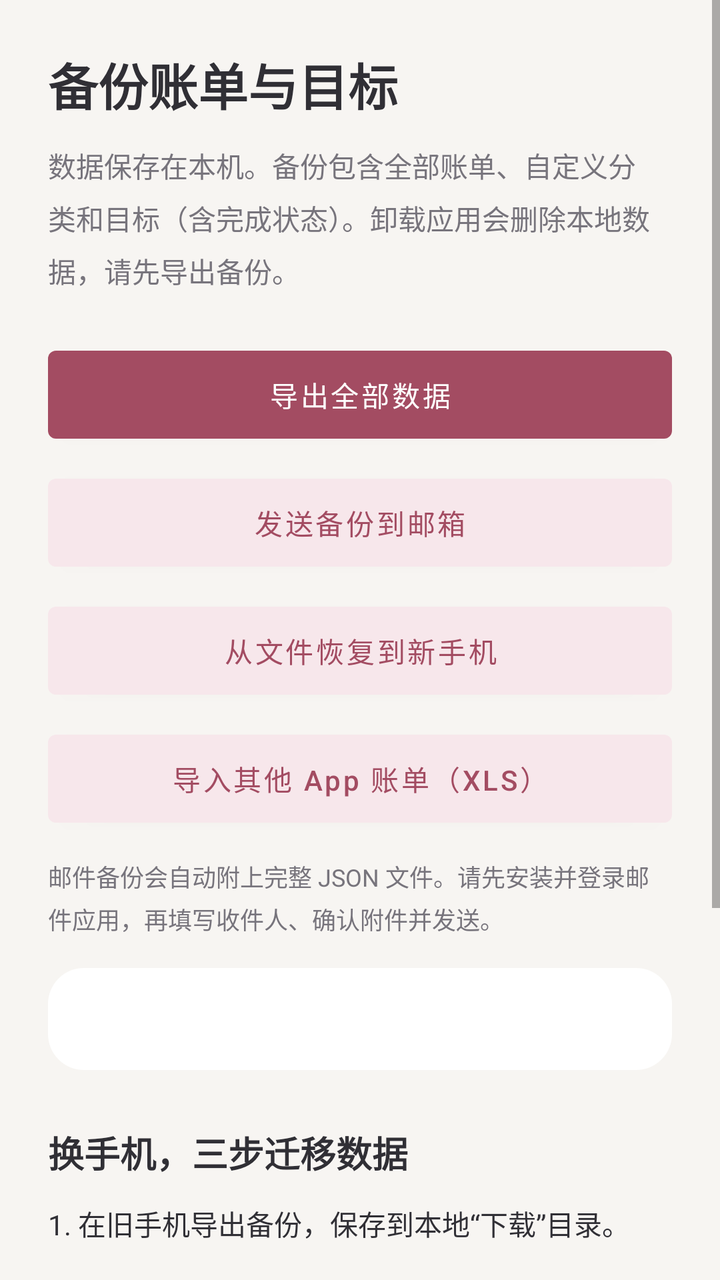
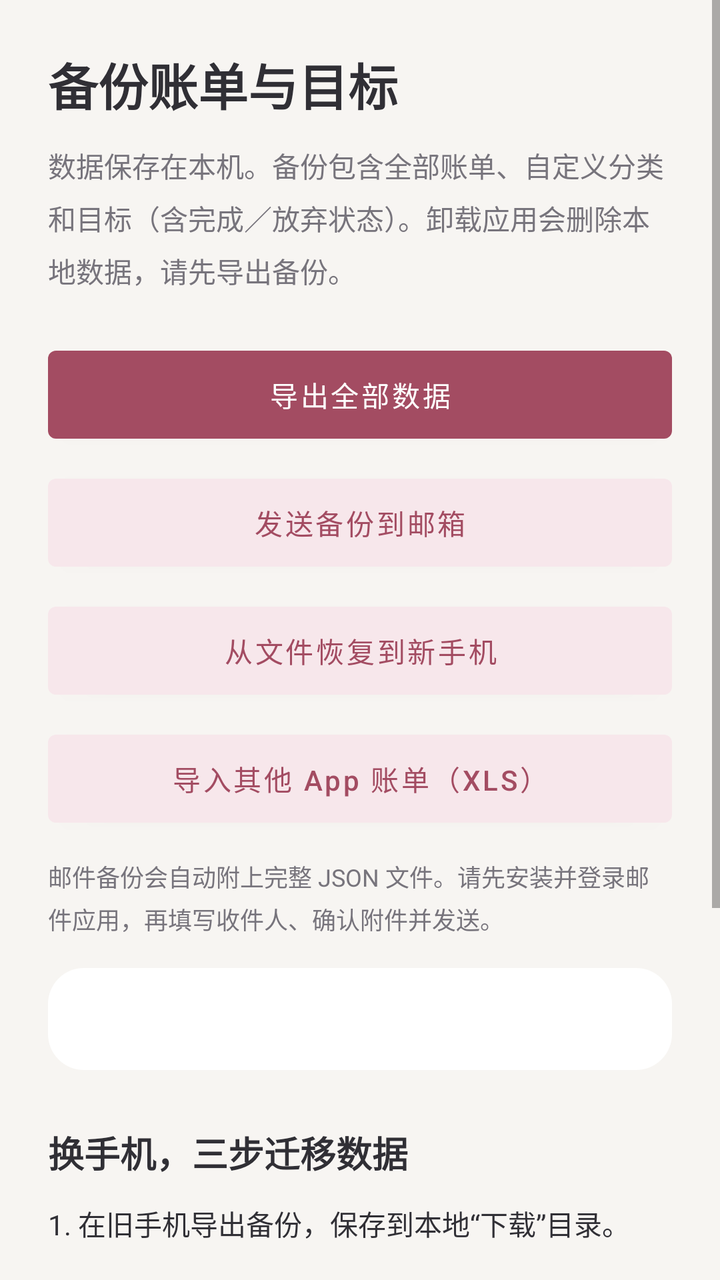

Two renders of the same Android screen: before a commit and after it. Below are the layout's source before the change and the commit's diff.
<!-- AndroidManifest.xml: application theme Theme.FutureRealization -->
<!-- res/layout/activity_backup.xml -->
<?xml version="1.0" encoding="utf-8"?>
<ScrollView xmlns:android="http://schemas.android.com/apk/res/android"
    xmlns:app="http://schemas.android.com/apk/res-auto"
    android:layout_width="match_parent" android:layout_height="match_parent" android:background="@color/ledger_background" android:fillViewport="true">
    <LinearLayout android:layout_width="match_parent" android:layout_height="wrap_content" android:orientation="vertical" android:padding="24dp">
        <TextView android:layout_width="match_parent" android:layout_height="wrap_content" android:text="备份账单与目标"
            android:textSize="25sp" android:textStyle="bold" android:textColor="@color/ledger_text" />
        <TextView android:layout_width="match_parent" android:layout_height="wrap_content" android:layout_marginTop="12dp"
            android:text="数据保存在本机。备份包含全部账单、自定义分类和目标（含完成状态）。卸载应用会删除本地数据，请先导出备份。"
            android:textSize="14sp" android:lineSpacingExtra="6dp" android:textColor="@color/ledger_muted" />
        <Button android:id="@+id/export_backup" android:layout_width="match_parent" android:layout_height="56dp"
            android:layout_marginTop="24dp" android:text="导出全部数据" android:textColor="@color/white" app:backgroundTint="@color/ledger_accent" />
        <Button android:id="@+id/email_backup" android:layout_width="match_parent" android:layout_height="56dp"
            android:layout_marginTop="8dp" android:text="发送备份到邮箱" android:textColor="@color/ledger_accent" app:backgroundTint="@color/ledger_soft" />
        <Button android:id="@+id/import_backup" android:layout_width="match_parent" android:layout_height="56dp"
            android:layout_marginTop="8dp" android:text="从文件恢复到新手机" android:textColor="@color/ledger_accent" app:backgroundTint="@color/ledger_soft" />
        <Button android:id="@+id/open_xls_import" android:layout_width="match_parent" android:layout_height="56dp"
            android:layout_marginTop="8dp" android:text="导入其他 App 账单（XLS）" android:textColor="@color/ledger_accent" app:backgroundTint="@color/ledger_soft" />
        <TextView android:layout_width="match_parent" android:layout_height="wrap_content" android:layout_marginTop="12dp"
            android:text="邮件备份会自动附上完整 JSON 文件。请先安装并登录邮件应用，再填写收件人、确认附件并发送。"
            android:textSize="12sp" android:lineSpacingExtra="4dp" android:textColor="@color/ledger_muted" />
        <TextView android:id="@+id/backup_status" android:layout_width="match_parent" android:layout_height="wrap_content"
            android:layout_marginTop="16dp" android:padding="16dp" android:background="@drawable/ledger_card"
            android:textSize="14sp" android:lineSpacingExtra="5dp" android:textColor="@color/ledger_text" android:textIsSelectable="true" />
        <TextView android:layout_width="match_parent" android:layout_height="wrap_content" android:layout_marginTop="28dp"
            android:text="换手机，三步迁移数据" android:textSize="18sp" android:textStyle="bold" android:textColor="@color/ledger_text" />
        <TextView android:layout_width="match_parent" android:layout_height="wrap_content" android:layout_marginTop="12dp"
            android:text="1. 在旧手机导出备份，保存到本地“下载”目录。\n\n2. 用数据线、U盘、蓝牙或手机互传，把 JSON 文件传到新手机。\n\n3. 新手机安装本应用，先不要添加账单或目标。打开此页，选择备份文件并确认恢复。核对账单、目标与完成状态后，再处理旧手机。"
            android:textSize="14sp" android:lineSpacingExtra="6dp" android:textColor="@color/ledger_text" />
        <TextView android:layout_width="match_parent" android:layout_height="wrap_content" android:layout_marginTop="20dp"
            android:text="备份是未加密的文件，请妥善保管。选择系统文件位置时可保存到本地，本应用不会主动上传。建议另外在电脑保留一份。"
            android:textSize="12sp" android:lineSpacingExtra="4dp" android:textColor="@color/ledger_muted" />
    </LinearLayout>
</ScrollView>
<!-- resources referenced by this layout -->
<resources>
  <color name="ledger_accent">#A34C62</color>
  <color name="ledger_background">#F7F5F2</color>
  <color name="ledger_muted">#77747C</color>
  <color name="ledger_soft">#F7E7EB</color>
  <color name="ledger_text">#302F35</color>
  <color name="white">#FFFFFFFF</color>
  <!-- drawable ledger_card (drawable) -->
  <?xml version="1.0" encoding="utf-8"?>
  <shape xmlns:android="http://schemas.android.com/apk/res/android" android:shape="rectangle">
      <solid android:color="@color/ledger_surface" />
      <corners android:radius="18dp" />
  </shape>
  <style name="Theme.FutureRealization" parent="Theme.MaterialComponents.DayNight.DarkActionBar">
          
          
          <item name="colorPrimaryVariant">@color/app_theme_color</item>
          <item name="colorOnPrimary">@color/white</item>
          
          <item name="colorSecondary">@color/teal_200</item>
          <item name="colorSecondaryVariant">@color/teal_700</item>
          <item name="colorOnSecondary">@color/black</item>
          
          <item name="android:statusBarColor" tools:targetApi="l">?attr/colorPrimaryVariant</item>
          
          <item name="textAllCaps">false</item>
          <item name="colorAccent">@color/app_theme_color</item>
          <item name="colorPrimary">@color/app_theme_color</item>
          <item name="colorPrimaryDark">@color/app_theme_color</item>
      </style>
  <color name="ledger_surface">#FFFFFF</color>
  <color name="app_theme_color">@color/ledger_accent</color>
  <color name="teal_200">#FF03DAC5</color>
  <color name="teal_700">#FF018786</color>
  <color name="black">#FF000000</color>
</resources>

<!-- the commit's change to res/layout/activity_backup.xml (unified diff, before → after) -->
@@ -6,7 +6,7 @@
         <TextView android:layout_width="match_parent" android:layout_height="wrap_content" android:text="备份账单与目标"
             android:textSize="25sp" android:textStyle="bold" android:textColor="@color/ledger_text" />
         <TextView android:layout_width="match_parent" android:layout_height="wrap_content" android:layout_marginTop="12dp"
-            android:text="数据保存在本机。备份包含全部账单、自定义分类和目标（含完成状态）。卸载应用会删除本地数据，请先导出备份。"
+            android:text="数据保存在本机。备份包含全部账单、自定义分类和目标（含完成／放弃状态）。卸载应用会删除本地数据，请先导出备份。"
             android:textSize="14sp" android:lineSpacingExtra="6dp" android:textColor="@color/ledger_muted" />
         <Button android:id="@+id/export_backup" android:layout_width="match_parent" android:layout_height="56dp"
             android:layout_marginTop="24dp" android:text="导出全部数据" android:textColor="@color/white" app:backgroundTint="@color/ledger_accent" />
@@ -25,7 +25,7 @@
         <TextView android:layout_width="match_parent" android:layout_height="wrap_content" android:layout_marginTop="28dp"
             android:text="换手机，三步迁移数据" android:textSize="18sp" android:textStyle="bold" android:textColor="@color/ledger_text" />
         <TextView android:layout_width="match_parent" android:layout_height="wrap_content" android:layout_marginTop="12dp"
-            android:text="1. 在旧手机导出备份，保存到本地“下载”目录。\n\n2. 用数据线、U盘、蓝牙或手机互传，把 JSON 文件传到新手机。\n\n3. 新手机安装本应用，先不要添加账单或目标。打开此页，选择备份文件并确认恢复。核对账单、目标与完成状态后，再处理旧手机。"
+            android:text="1. 在旧手机导出备份，保存到本地“下载”目录。\n\n2. 用数据线、U盘、蓝牙或手机互传，把 JSON 文件传到新手机。\n\n3. 新手机安装本应用，先不要添加账单或目标。打开此页，选择备份文件并确认恢复。核对账单、目标与完成／放弃状态后，再处理旧手机。"
             android:textSize="14sp" android:lineSpacingExtra="6dp" android:textColor="@color/ledger_text" />
         <TextView android:layout_width="match_parent" android:layout_height="wrap_content" android:layout_marginTop="20dp"
             android:text="备份是未加密的文件，请妥善保管。选择系统文件位置时可保存到本地，本应用不会主动上传。建议另外在电脑保留一份。"
